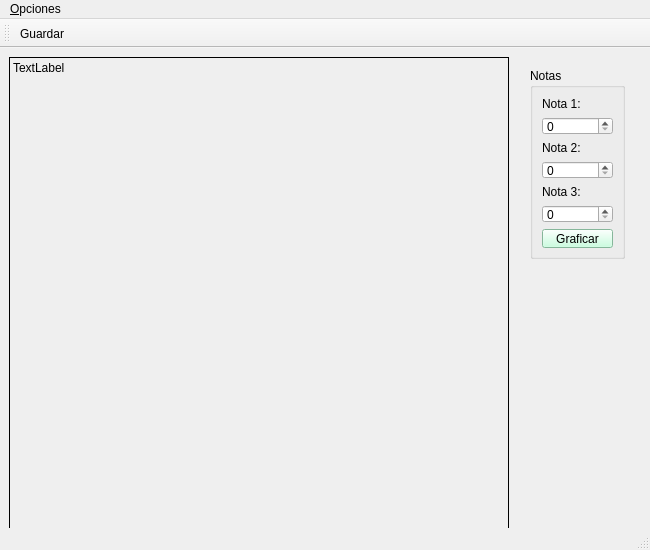
Old version of the form principal.ui in the repository Gilmar-Campoverde/Estadistica.
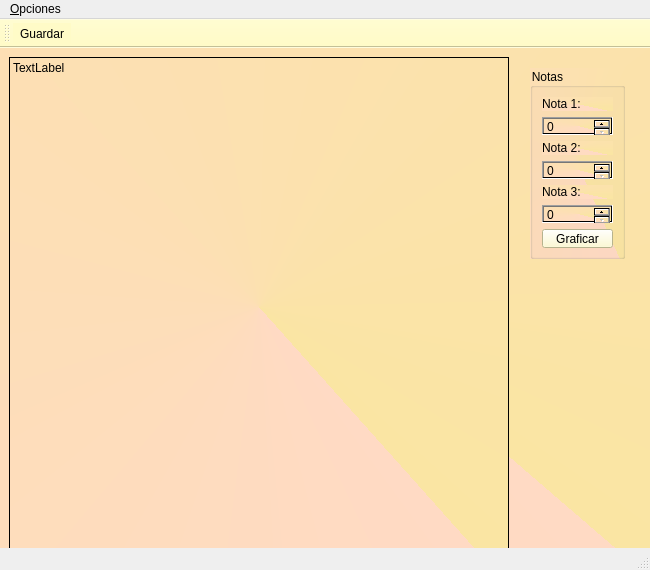
New version of the form. Icons and pictures are not drawn.

```diff
--- a/principal.ui
+++ b/principal.ui
@@ -7,13 +7,13 @@
     <x>0</x>
     <y>0</y>
     <width>650</width>
-    <height>550</height>
+    <height>570</height>
    </rect>
   </property>
   <property name="minimumSize">
    <size>
     <width>650</width>
-    <height>550</height>
+    <height>570</height>
    </size>
   </property>
   <property name="maximumSize">
@@ -30,6 +30,9 @@
     <normaloff>:/Recursos/Recursos/analitica.png</normaloff>:/Recursos/Recursos/analitica.png</iconset>
   </property>
   <widget class="QWidget" name="centralwidget">
+   <property name="styleSheet">
+    <string notr="true">background-color: qconicalgradient(cx:0.5, cy:0.5, angle:312.3, stop:0 rgba(250, 229, 163, 255), stop:1 rgba(255, 218, 196, 255));</string>
+   </property>
    <widget class="QLabel" name="cuadro">
     <property name="geometry">
      <rect>
@@ -116,7 +119,7 @@
      <item>
       <widget class="QPushButton" name="cmdGraficar">
        <property name="styleSheet">
-        <string notr="true">background-color: rgb(188, 255, 216);</string>
+        <string notr="true">background-color: rgb(255, 251, 199);</string>
        </property>
        <property name="text">
         <string>Graficar</string>
@@ -152,6 +155,10 @@
    <property name="windowTitle">
     <string>toolBar</string>
    </property>
+   <property name="styleSheet">
+    <string notr="true">background-color: rgb(255, 251, 199);
+</string>
+   </property>
    <attribute name="toolBarArea">
     <enum>TopToolBarArea</enum>
    </attribute>
```
